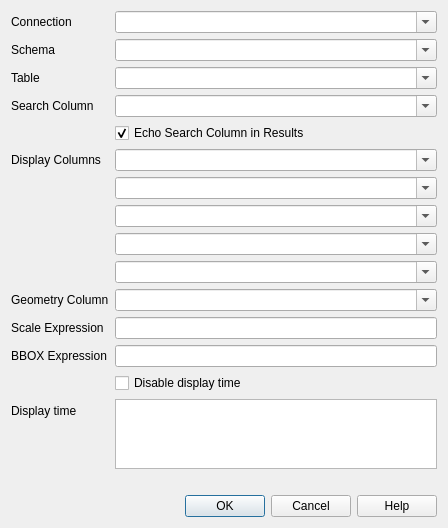
First picture: the form in Discovery/config_dialog.ui, repository lutraconsulting/qgis-discovery-plugin, before the edit.
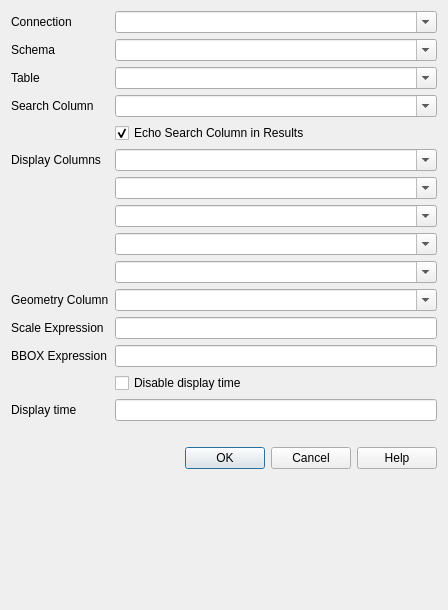
Second picture: the form after the edit.

Commit message: Error fix, added infinite delay for displaying marker

What changed in the file:
```diff
--- a/Discovery/config_dialog.ui
+++ b/Discovery/config_dialog.ui
@@ -7,7 +7,7 @@
     <x>0</x>
     <y>0</y>
     <width>448</width>
-    <height>492</height>
+    <height>610</height>
    </rect>
   </property>
   <property name="windowTitle">
@@ -284,7 +284,7 @@
     </widget>
    </item>
    <item row="15" column="1">
-    <widget class="QTextEdit" name="displayTime"/>
+    <widget class="QLineEdit" name="displayTime"/>
    </item>
   </layout>
  </widget>
```
The commit also changes 2 other files.
